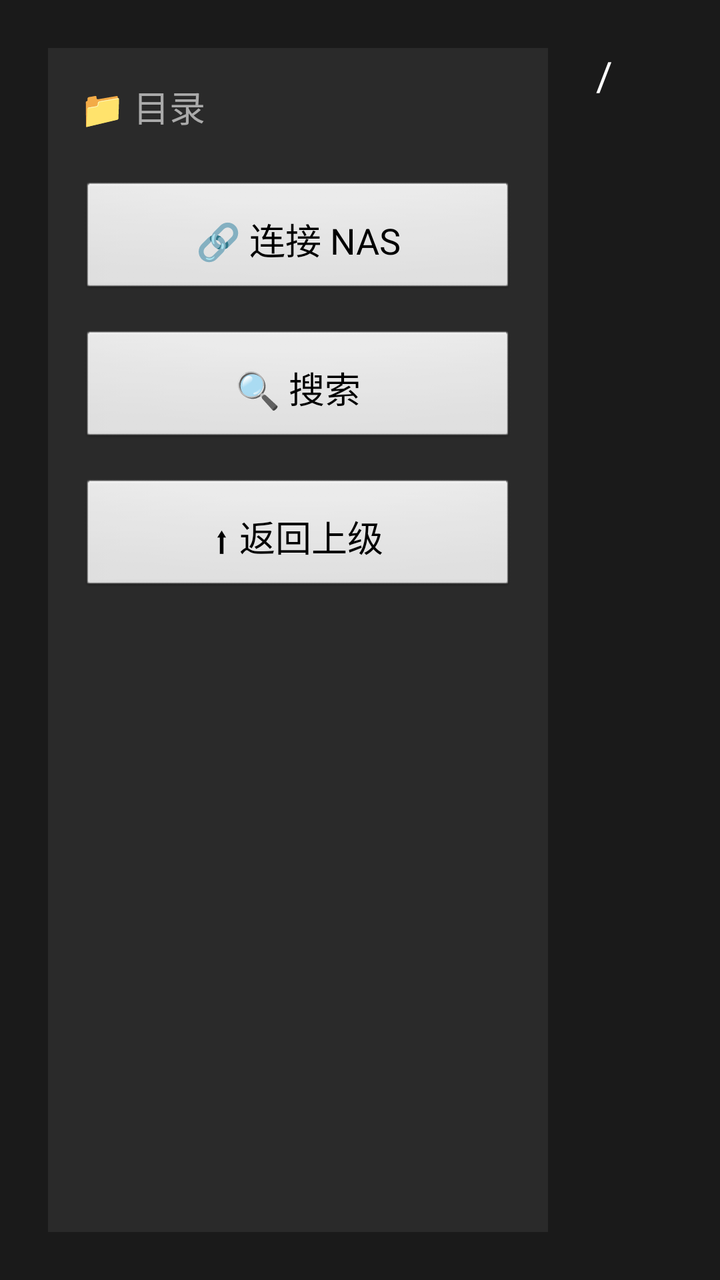
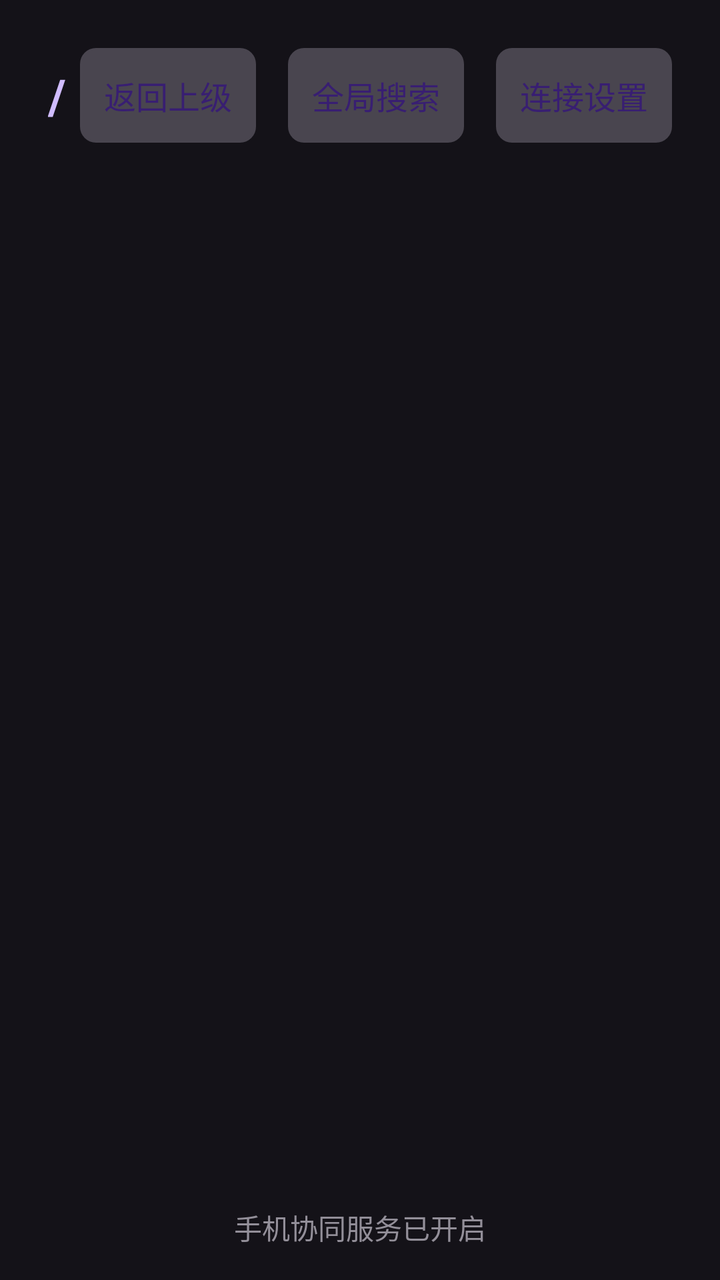

Screens rendered from an Android XML layout before and after an edit, with the pre-edit source and the edit as a unified diff.
<!-- AndroidManifest.xml: application theme android:Theme.NoTitleBar.Fullscreen -->
<!-- res/layout/activity_main.xml -->
<?xml version="1.0" encoding="utf-8"?>
<RelativeLayout xmlns:android="http://schemas.android.com/apk/res/android"
    android:id="@+id/mainRoot"
    android:layout_width="match_parent"
    android:layout_height="match_parent"
    android:background="#1A1A1A">

    <LinearLayout
        android:layout_width="match_parent"
        android:layout_height="match_parent"
        android:orientation="horizontal"
        android:padding="24dp">

        
        <LinearLayout
            android:layout_width="250dp"
            android:layout_height="match_parent"
            android:orientation="vertical"
            android:background="#2A2A2A"
            android:padding="16dp">

            <TextView
                android:layout_width="wrap_content"
                android:layout_height="wrap_content"
                android:text="📁 目录"
                android:textColor="#AAAAAA"
                android:textSize="18sp"
                android:layout_marginBottom="24dp"/>

            <Button
                android:id="@+id/btnConnect"
                android:layout_width="match_parent"
                android:layout_height="wrap_content"
                android:text="🔗 连接 NAS"
                android:textSize="18sp"
                android:padding="16dp"
                android:layout_marginBottom="16dp"
                android:focusable="true"
                android:focusableInTouchMode="true" />

            <Button
                android:id="@+id/btnSearch"
                android:layout_width="match_parent"
                android:layout_height="wrap_content"
                android:text="🔍 搜索"
                android:textSize="18sp"
                android:padding="16dp"
                android:layout_marginBottom="16dp"
                android:focusable="true" />

            <Button
                android:id="@+id/btnUp"
                android:layout_width="match_parent"
                android:layout_height="wrap_content"
                android:text="⬆ 返回上级"
                android:textSize="18sp"
                android:padding="16dp"
                android:focusable="true" />

        </LinearLayout>

        
        <LinearLayout
            android:layout_width="match_parent"
            android:layout_height="match_parent"
            android:orientation="vertical"
            android:paddingLeft="24dp">

            <TextView
                android:id="@+id/tvPath"
                android:layout_width="match_parent"
                android:layout_height="wrap_content"
                android:text="/"
                android:textColor="#FFFFFF"
                android:textSize="20sp"
                android:layout_marginBottom="16dp"/>

            <ListView
                android:id="@+id/listView"
                android:layout_width="match_parent"
                android:layout_height="match_parent"
                android:divider="#444444"
                android:dividerHeight="1dp"
                android:focusable="true"
                android:focusableInTouchMode="true" />
        </LinearLayout>
    </LinearLayout>

    
    <LinearLayout
        android:id="@+id/searchOverlay"
        android:layout_width="match_parent"
        android:layout_height="match_parent"
        android:orientation="vertical"
        android:background="#1A1A1A"
        android:visibility="gone"
        android:padding="32dp">

        <LinearLayout
            android:layout_width="match_parent"
            android:layout_height="wrap_content"
            android:orientation="horizontal"
            android:gravity="center_vertical">
            
            <Button
                android:id="@+id/btnBackFromSearch"
                android:layout_width="wrap_content"
                android:layout_height="wrap_content"
                android:text="返回"
                android:textSize="18sp"
                android:padding="16dp"
                android:focusable="true" />

            <TextView
                android:id="@+id/tvSearchInput"
                android:layout_width="0dp"
                android:layout_height="60dp"
                android:layout_weight="1"
                android:background="#333333"
                android:textColor="#FFFFFF"
                android:textSize="24sp"
                android:gravity="center_vertical"
                android:padding="16dp"
                android:layout_marginLeft="16dp"
                android:text="|" />
        </LinearLayout>

        <LinearLayout
            android:id="@+id/keyboardContainer"
            android:layout_width="match_parent"
            android:layout_height="wrap_content"
            android:orientation="vertical"
            android:layout_marginTop="16dp" />

        <ListView
            android:id="@+id/searchResults"
            android:layout_width="match_parent"
            android:layout_height="0dp"
            android:layout_weight="1"
            android:layout_marginTop="16dp"
            android:divider="#444444"
            android:dividerHeight="1dp"
            android:focusable="true"
            android:focusableInTouchMode="true" />
    </LinearLayout>

</RelativeLayout>
<!-- resources referenced by this layout -->
<resources>

</resources>

<!-- the commit's change to res/layout/activity_main.xml (unified diff, before → after) -->
@@ -1,90 +1,92 @@
 <?xml version="1.0" encoding="utf-8"?>
-<RelativeLayout xmlns:android="http://schemas.android.com/apk/res/android"
+<FrameLayout xmlns:android="http://schemas.android.com/apk/res/android"
     android:id="@+id/mainRoot"
     android:layout_width="match_parent"
     android:layout_height="match_parent"
-    android:background="#1A1A1A">
+    android:background="#141218">
 
     <LinearLayout
         android:layout_width="match_parent"
         android:layout_height="match_parent"
-        android:orientation="horizontal"
+        android:orientation="vertical"
         android:padding="24dp">
 
         
         <LinearLayout
-            android:layout_width="250dp"
-            android:layout_height="match_parent"
-            android:orientation="vertical"
-            android:background="#2A2A2A"
-            android:padding="16dp">
+            android:layout_width="match_parent"
+            android:layout_height="wrap_content"
+            android:orientation="horizontal"
+            android:gravity="center_vertical"
+            android:layout_marginBottom="24dp">
 
             <TextView
+                android:id="@+id/tvPath"
+                android:layout_width="0dp"
+                android:layout_height="wrap_content"
+                android:layout_weight="1"
+                android:text="/"
+                android:textColor="#D0BCFF"
+                android:textSize="24sp"
+                android:textStyle="bold"
+                android:ellipsize="start"
+                android:singleLine="true"/>
+
+            <Button
+                android:id="@+id/btnUp"
                 android:layout_width="wrap_content"
                 android:layout_height="wrap_content"
-                android:text="📁 目录"
-                android:textColor="#AAAAAA"
-                android:textSize="18sp"
-                android:layout_marginBottom="24dp"/>
+                android:text="返回上级"
+                android:background="@drawable/selector_btn"
+                android:textColor="#381E72"
+                android:textSize="16sp"
+                android:padding="12dp"
+                android:layout_marginRight="16dp"
+                android:focusable="true"/>
+
+            <Button
+                android:id="@+id/btnSearch"
+                android:layout_width="wrap_content"
+                android:layout_height="wrap_content"
+                android:text="全局搜索"
+                android:background="@drawable/selector_btn"
+                android:textColor="#381E72"
+                android:textSize="16sp"
+                android:padding="12dp"
+                android:layout_marginRight="16dp"
+                android:focusable="true"/>
 
             <Button
                 android:id="@+id/btnConnect"
-                android:layout_width="match_parent"
+                android:layout_width="wrap_content"
                 android:layout_height="wrap_content"
-                android:text="🔗 连接 NAS"
-                android:textSize="18sp"
-                android:padding="16dp"
-                android:layout_marginBottom="16dp"
-                android:focusable="true"
-                android:focusableInTouchMode="true" />
-
-            <Button
-                android:id="@+id/btnSearch"
-                android:layout_width="match_parent"
-                android:layout_height="wrap_content"
-                android:text="🔍 搜索"
-                android:textSize="18sp"
-                android:padding="16dp"
-                android:layout_marginBottom="16dp"
-                android:focusable="true" />
-
-            <Button
-                android:id="@+id/btnUp"
-                android:layout_width="match_parent"
-                android:layout_height="wrap_content"
-                android:text="⬆ 返回上级"
-                android:textSize="18sp"
-                android:padding="16dp"
-                android:focusable="true" />
-
+                android:text="连接设置"
+                android:background="@drawable/selector_btn"
+                android:textColor="#381E72"
+                android:textSize="16sp"
+                android:padding="12dp"
+                android:focusable="true"/>
         </LinearLayout>
 
         
-        <LinearLayout
+        <androidx.recyclerview.widget.RecyclerView
+            android:id="@+id/recyclerView"
             android:layout_width="match_parent"
             android:layout_height="match_parent"
-            android:orientation="vertical"
-            android:paddingLeft="24dp">
+            android:clipToPadding="false"
+            android:paddingBottom="40dp"
+            android:focusable="true" />
+    </LinearLayout>
 
-            <TextView
-                android:id="@+id/tvPath"
-                android:layout_width="match_parent"
-                android:layout_height="wrap_content"
-                android:text="/"
-                android:textColor="#FFFFFF"
-                android:textSize="20sp"
-                android:layout_marginBottom="16dp"/>
-
-            <ListView
-                android:id="@+id/listView"
-                android:layout_width="match_parent"
-                android:layout_height="match_parent"
-                android:divider="#444444"
-                android:dividerHeight="1dp"
-                android:focusable="true"
-                android:focusableInTouchMode="true" />
-        </LinearLayout>
-    </LinearLayout>
+    
+    <TextView
+        android:id="@+id/tvSyncHint"
+        android:layout_width="wrap_content"
+        android:layout_height="wrap_content"
+        android:layout_gravity="bottom|center_horizontal"
+        android:layout_marginBottom="16dp"
+        android:text="手机协同服务已开启"
+        android:textColor="#938F99"
+        android:textSize="14sp" />
 
     
     <LinearLayout
@@ -92,7 +94,7 @@
         android:layout_width="match_parent"
         android:layout_height="match_parent"
         android:orientation="vertical"
-        android:background="#1A1A1A"
+        android:background="#141218"
         android:visibility="gone"
         android:padding="32dp">
 
@@ -100,15 +102,17 @@
             android:layout_width="match_parent"
             android:layout_height="wrap_content"
             android:orientation="horizontal"
-            android:gravity="center_vertical">
+            android:gravity="center_vertical"
+            android:layout_marginBottom="16dp">
             
             <Button
                 android:id="@+id/btnBackFromSearch"
                 android:layout_width="wrap_content"
                 android:layout_height="wrap_content"
-                android:text="返回"
-                android:textSize="18sp"
-                android:padding="16dp"
+                android:text="退出搜索"
+                android:background="@drawable/selector_btn"
+                android:textColor="#381E72"
+                android:padding="12dp"
                 android:focusable="true" />
 
             <TextView
@@ -116,8 +120,8 @@
                 android:layout_width="0dp"
                 android:layout_height="60dp"
                 android:layout_weight="1"
-                android:background="#333333"
-                android:textColor="#FFFFFF"
+                android:background="#2B2930"
+                android:textColor="#E6E0E9"
                 android:textSize="24sp"
                 android:gravity="center_vertical"
                 android:padding="16dp"
@@ -130,18 +134,14 @@
             android:layout_width="match_parent"
             android:layout_height="wrap_content"
             android:orientation="vertical"
-            android:layout_marginTop="16dp" />
+            android:focusable="false" />
 
-        <ListView
+        <androidx.recyclerview.widget.RecyclerView
             android:id="@+id/searchResults"
             android:layout_width="match_parent"
             android:layout_height="0dp"
             android:layout_weight="1"
             android:layout_marginTop="16dp"
-            android:divider="#444444"
-            android:dividerHeight="1dp"
-            android:focusable="true"
-            android:focusableInTouchMode="true" />
+            android:focusable="true" />
     </LinearLayout>
-
-</RelativeLayout>
+</FrameLayout>
<!-- resource entries referenced after the edit -->
@@ -1,5 +1,20 @@
 <!-- resources referenced by this layout -->
 <resources>
-
+  <!-- drawable selector_btn (drawable) -->
+  <?xml version="1.0" encoding="utf-8"?>
+  <selector xmlns:android="http://schemas.android.com/apk/res/android">
+      <item android:state_focused="true">
+          <shape>
+              <solid android:color="#D0BCFF" />
+              <corners android:radius="8dp" />
+          </shape>
+      </item>
+      <item>
+          <shape>
+              <solid android:color="#49454F" />
+              <corners android:radius="8dp" />
+          </shape>
+      </item>
+  </selector>
 </resources>
 
